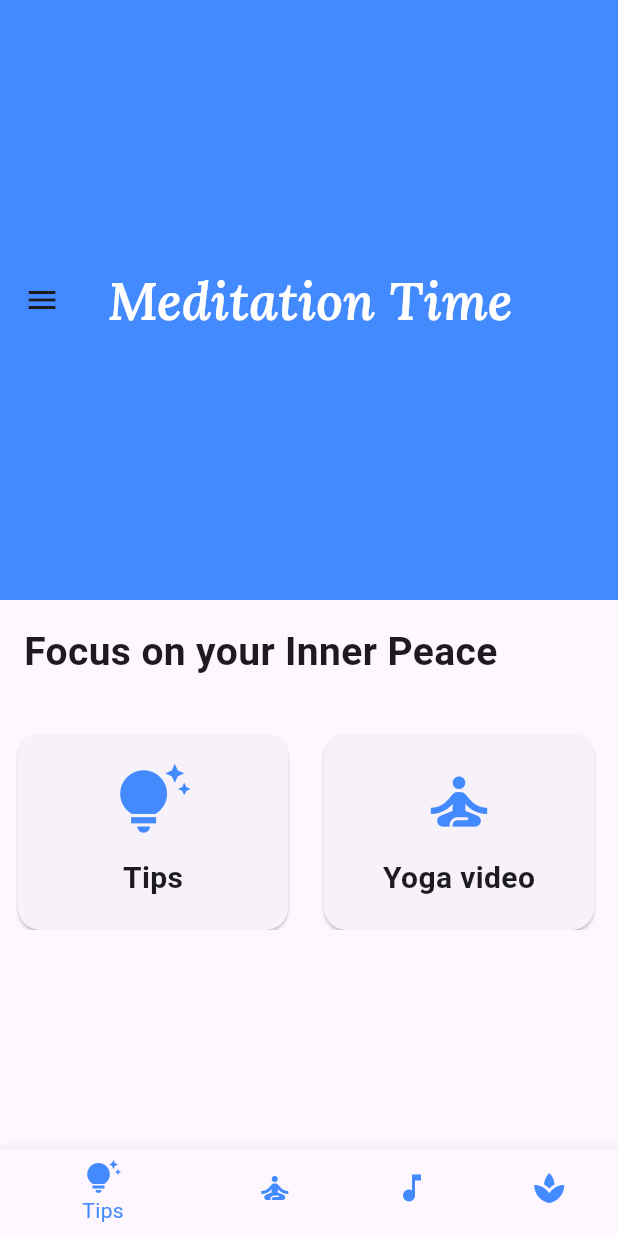
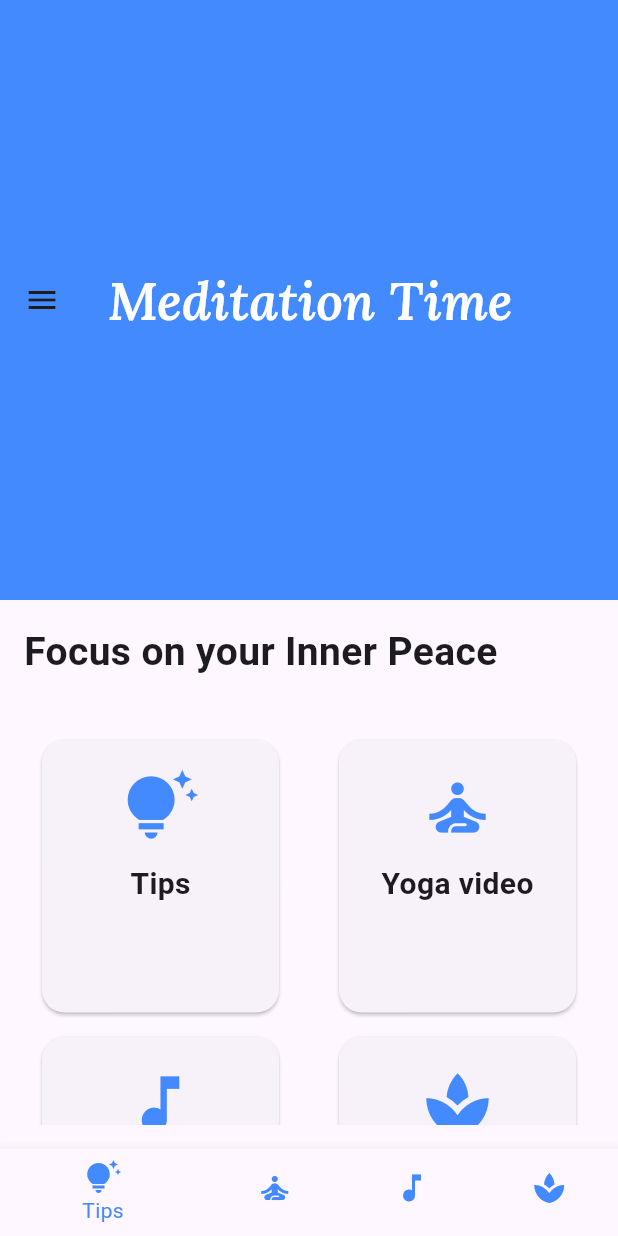
Before and after one commit to 7336x/batol_reem_2, a Flutter app: the screen it shows after launch, on a phone screen of 412 x 824 dp. Run offline on Flutter 3.47's test engine with Material 3 defaults, Android fonts, the phone set to English and light mode, and no system bars; our stand-ins replace dio, go_router, google_fonts, shared_preferences; missing offline and left inert: jwt_decode; accounts and stored records are empty; project files that could hold a hidden picture were left out.

Commit message:
grid style

```diff
--- a/lib/pages/home_page.dart
+++ b/lib/pages/home_page.dart
@@ -123,23 +123,26 @@ class _MeditationHomePageState extends State<MeditationHomePage> {
           ),
         ),
       ),
-      body: Column(
+      body: Padding(
+        padding: const EdgeInsets.all(16.0),
+        child: Column(
           crossAxisAlignment: CrossAxisAlignment.start,
           children: [
-          const Padding(
-            padding: EdgeInsets.all(16.0),
-            child: Text(
+            const Text(
               'Focus on your Inner Peace',
               style: TextStyle(
                 fontSize: 26, // Larger text size
                 fontWeight: FontWeight.bold,
               ),
             ),
-          ),
             const SizedBox(height: 20),
-          SingleChildScrollView(
-            scrollDirection: Axis.horizontal,
-            child: Row(
+            // GridView for meditation cards
+            Expanded(
+              child: GridView.count(
+                crossAxisCount: 2, // Number of columns in the grid
+                padding: const EdgeInsets.symmetric(vertical: 20.0),
+                crossAxisSpacing: 16.0, // Space between columns
+                mainAxisSpacing: 16.0, // Space between rows
                 children: [
                   _buildMeditationCard(context, 'Tips', Icons.tips_and_updates),
                   _buildMeditationCard(
@@ -149,8 +152,8 @@ class _MeditationHomePageState extends State<MeditationHomePage> {
                 ],
               ),
             ),
-          const SizedBox(height: 20),
           ],
+        ),
       ),
       bottomNavigationBar: BottomNavigationBar(
         items: const <BottomNavigationBarItem>[
@@ -186,7 +189,6 @@ class _MeditationHomePageState extends State<MeditationHomePage> {
         borderRadius: BorderRadius.circular(15),
       ),
       child: Container(
-        width: 180,
         padding: const EdgeInsets.all(20.0),
         child: Column(
           crossAxisAlignment: CrossAxisAlignment.center,
```
Lines whose indentation alone changed are shown as unchanged.
